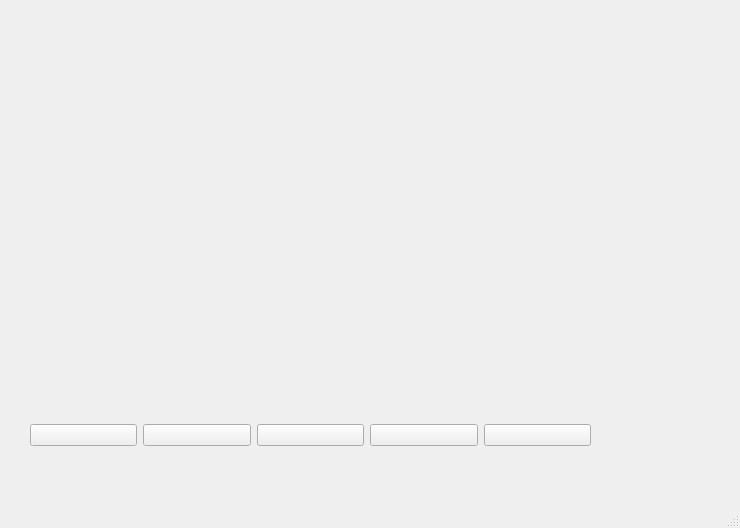
This is UI/cjj.ui in cuijunjie18/Music_player as Qt 5 draws it before an edit. The edited form follows.
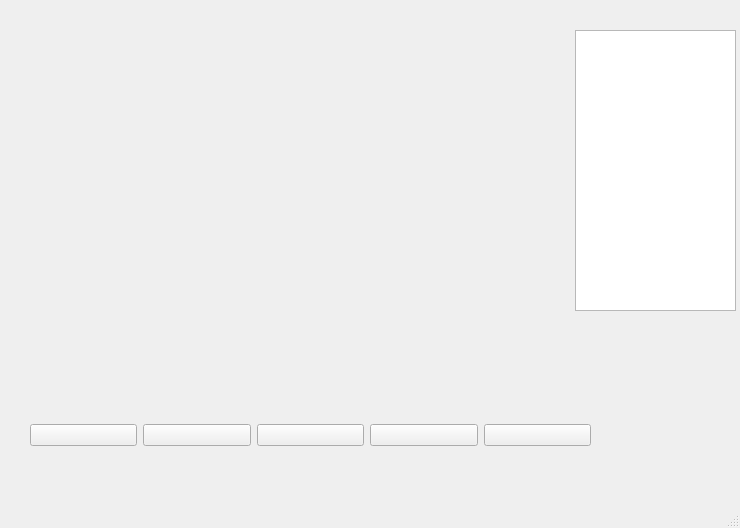
This is the edited form.

The edit to the form file:
```diff
--- a/UI/cjj.ui
+++ b/UI/cjj.ui
@@ -61,16 +61,16 @@
      </item>
     </layout>
    </widget>
-  </widget>
-  <widget class="QMenuBar" name="menubar">
+   <widget class="QListWidget" name="music_list">
    <property name="geometry">
     <rect>
-     <x>0</x>
-     <y>0</y>
-     <width>740</width>
-     <height>22</height>
-    </rect>
-   </property>
+      <x>575</x>
+      <y>30</y>
+      <width>161</width>
+      <height>281</height>
+     </rect>
+    </property>
+   </widget>
   </widget>
   <widget class="QStatusBar" name="statusbar"/>
  </widget>
```
Lines whose indentation alone changed are shown as unchanged.
